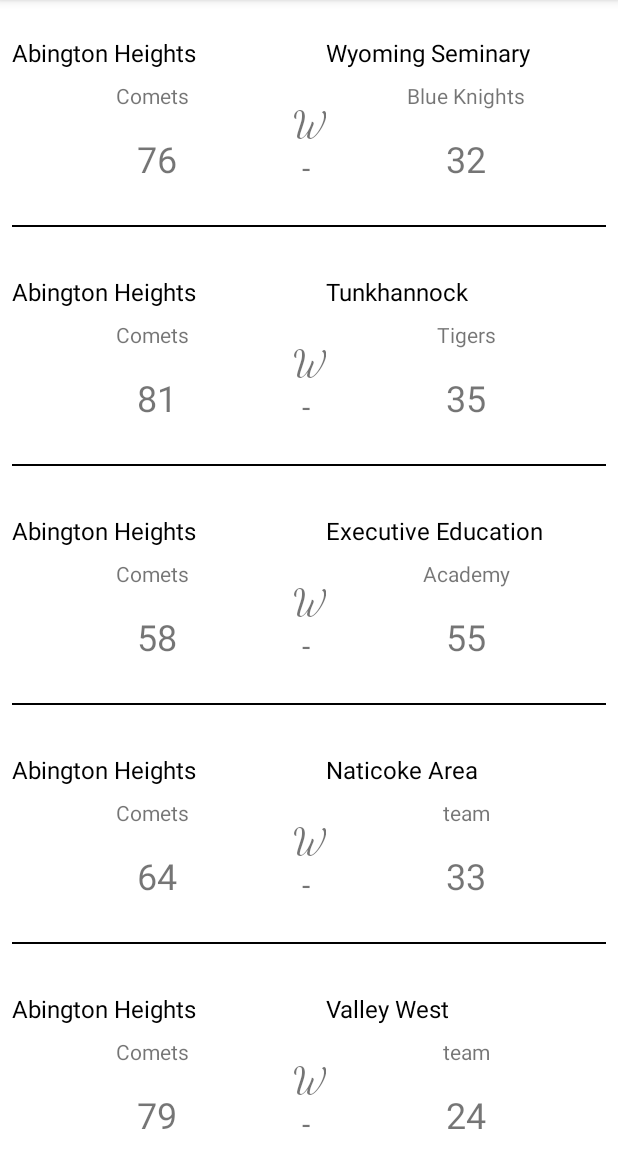
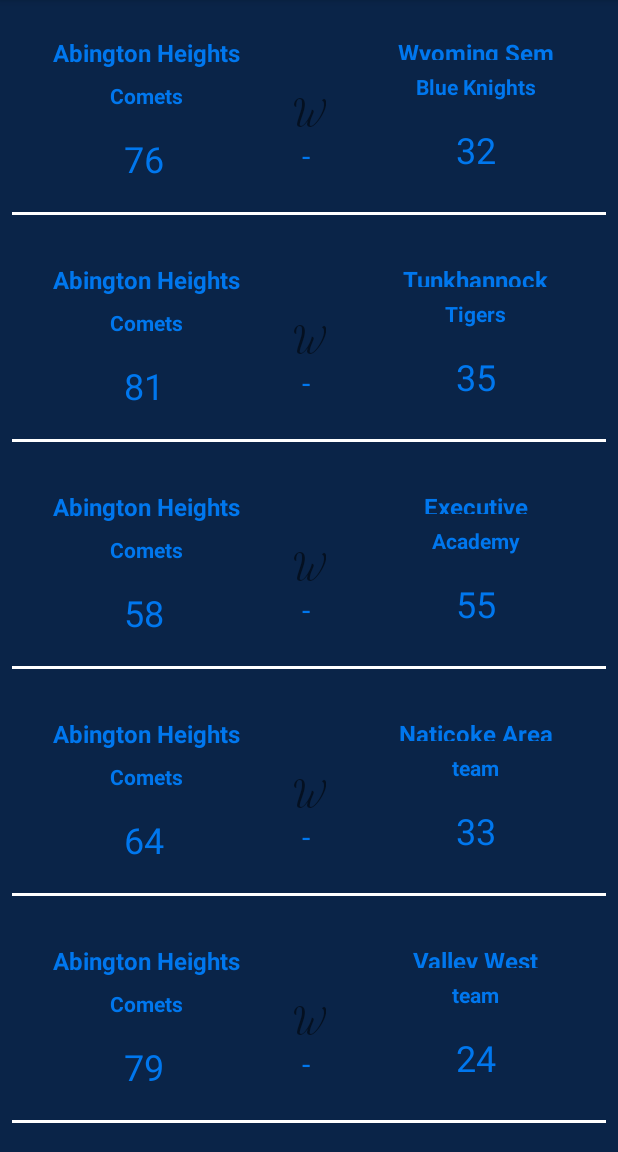
Before and after one commit to LincolnAnd/FinalProject, an Android app: the ScheduleFragment screen opened through its navigation route, on a phone screen of 412 x 824 dp, the part 84-1236 px from its top. Run offline under Robolectric (Android 15) with nearby library versions, the phone set to English and light mode, and no system bars; Roboto replaces fonts that are not available here; 1 statement that could not run was skipped.

Commit message:
Testing commit menu Themes data class ui lot data schedule color

```diff
--- a/app/src/main/java/com/example/finalproject/ScheduleFragment.kt
+++ b/app/src/main/java/com/example/finalproject/ScheduleFragment.kt
@@ -16,7 +16,7 @@ class ScheduleFragment : Fragment() {
         savedInstanceState: Bundle?
     ): View? {
         _binding = FragmentScheduleBinding.inflate(inflater, container, false)
-        val games=listOf(Game("Wyoming Seminary","Blue Knights",76,32,"12/06/22")
+        val games=listOf(Game("Wyoming Sem","Blue Knights",76,32,"12/06/22")
         ,Game("Tunkhannock","Tigers",81,35,"12/08/22")
         ,Game("Executive Education","Academy",58,55,"12/10/22")
         ,Game("Naticoke Area","team",64,33,"12/14/22"),
@@ -42,7 +42,7 @@ class ScheduleFragment : Fragment() {
         ,Game("North Pocono","Trojans",47,24,"02/24/23")
         ,Game("West Scranton","Invaders",60,38,"03/03/23")
         ,Game("Murrell Dobbins","team",67,56,"03/11/23")
-        ,Game("Pocono Mountain W","team",61,56,"03/15/23"),
+        ,Game("Pocono Mtn. W","team",61,56,"03/15/23"),
         Game("Imhotep","team",38,65,"03/17/23"))
 val myAdapter=GameAdapter(games)
         binding.recyclerView.adapter=myAdapter
--- a/app/src/main/java/com/example/finalproject/ScheduleViewHolder.kt
+++ b/app/src/main/java/com/example/finalproject/ScheduleViewHolder.kt
@@ -12,8 +12,11 @@ class ScheduleViewHolder(val binding: ScheduleItemLayoutBinding) :
     fun bindGame(game: Game) {
         currentGame = game
         var result: String = "W"
+        binding.WinOrLoss.setTextColor(@color/red)
+
         if (currentGame.AbingtonScore < currentGame.OpponentScore) {
             result = "L"
+            binding.WinOrLoss.setTextColor(@color/red)
         }
         binding.WinOrLoss.text = result
         binding.AHscore.text = currentGame.AbingtonScore.toString()
@@ -22,5 +25,6 @@ class ScheduleViewHolder(val binding: ScheduleItemLayoutBinding) :
         binding.otherName.text = currentGame.opponentName
         binding.AHname.text="Abington Heights"
 
+
     }
 }
--- a/app/src/main/res/layout/schedule_item_layout.xml
+++ b/app/src/main/res/layout/schedule_item_layout.xml
@@ -4,41 +4,48 @@
     xmlns:tools="http://schemas.android.com/tools"
     android:layout_width="match_parent"
     android:layout_height="wrap_content"
-    android:padding="8dp">
+    android:padding="8dp"
+    android:background="@color/darkBlue">
 
     <TextView
         android:id="@+id/AHname"
-        android:layout_width="0dp"
+        android:layout_width="wrap_content"
         android:layout_height="wrap_content"
         android:layout_marginTop="16dp"
         android:fontFamily="@font/andada"
-        android:textColor="#FF000000"
+        android:textColor="@color/LightBlue"
         android:textSize="16sp"
+        android:textStyle="bold"
 
-        app:layout_constraintEnd_toStartOf="@+id/WinOrLoss"
+        app:layout_constraintEnd_toEndOf="parent"
+        app:layout_constraintHorizontal_bias="0.10"
         app:layout_constraintStart_toStartOf="parent"
         app:layout_constraintTop_toTopOf="parent"
         tools:text="Abington Heights" />
 
     <TextView
         android:id="@+id/otherTeam"
-        android:layout_width="0dp"
-        android:layout_height="wrap_content"
+        android:layout_width="119dp"
+        android:layout_height="16dp"
         android:layout_marginTop="16dp"
-        android:layout_marginEnd="24dp"
         android:fontFamily="@font/andada"
-        android:textColor="#FF000000"
+        android:textColor="@color/LightBlue"
+        android:textStyle="bold"
+
         android:textSize="16sp"
+        android:textAlignment="center"
+
         app:layout_constraintEnd_toEndOf="parent"
-        app:layout_constraintStart_toEndOf="@+id/WinOrLoss"
+        app:layout_constraintHorizontal_bias="0.90"
+        app:layout_constraintStart_toStartOf="parent"
         app:layout_constraintTop_toTopOf="parent"
         tools:text="Opposing school" />
 
     <TextView
         android:id="@+id/textView"
         android:layout_width="match_parent"
-        android:layout_height="1dp"
-        android:background="#000000"
+        android:layout_height="2dp"
+        android:background="#FFFFFF"
         app:layout_constraintBottom_toBottomOf="parent"
         app:layout_constraintEnd_toEndOf="parent"
         app:layout_constraintStart_toStartOf="parent" />
@@ -51,8 +58,11 @@
         android:fontFamily="@font/andada"
         android:text="Comets"
         android:textSize="14sp"
-        app:layout_constraintEnd_toStartOf="@+id/WinOrLoss"
-        app:layout_constraintStart_toStartOf="parent"
+        android:textColor="@color/LightBlue"
+        android:textStyle="bold"
+
+        app:layout_constraintEnd_toEndOf="@+id/AHname"
+        app:layout_constraintStart_toStartOf="@+id/AHname"
         app:layout_constraintTop_toBottomOf="@+id/AHname" />
 
     <TextView
@@ -62,16 +72,21 @@
         android:layout_marginTop="8dp"
         android:fontFamily="@font/andada"
         android:text="Team name"
+        android:textColor="@color/LightBlue"
+        android:textStyle="bold"
+
+        android:textAlignment="center"
+
         android:textSize="14sp"
-        app:layout_constraintEnd_toEndOf="parent"
-        app:layout_constraintStart_toEndOf="@+id/WinOrLoss"
+        app:layout_constraintEnd_toEndOf="@+id/otherTeam"
+        app:layout_constraintStart_toStartOf="@+id/otherTeam"
         app:layout_constraintTop_toBottomOf="@+id/otherTeam" />
 
     <TextView
         android:id="@+id/WinOrLoss"
         android:layout_width="wrap_content"
         android:layout_height="wrap_content"
-        android:layout_marginTop="60dp"
+        android:layout_marginTop="52dp"
         android:fontFamily="cursive"
         android:text="W"
         android:textSize="24sp"
@@ -87,8 +102,11 @@
         android:fontFamily="@font/baloo_bhai"
         android:text="TextView"
         android:textSize="24sp"
-        app:layout_constraintEnd_toStartOf="@+id/dash"
-        app:layout_constraintStart_toStartOf="parent"
+        android:textColor="@color/LightBlue"
+
+        app:layout_constraintEnd_toEndOf="@+id/AHname"
+        app:layout_constraintHorizontal_bias="0.15"
+        app:layout_constraintStart_toStartOf="@+id/Comets"
         app:layout_constraintTop_toBottomOf="@+id/Comets" />
 
     <TextView
@@ -98,9 +116,12 @@
         android:layout_marginTop="16dp"
         android:fontFamily="@font/baloo_bhai"
         android:text="TextView"
+        android:textAlignment="center"
+        android:textColor="@color/LightBlue"
+
         android:textSize="24sp"
-        app:layout_constraintEnd_toEndOf="parent"
-        app:layout_constraintStart_toEndOf="@+id/WinOrLoss"
+        app:layout_constraintEnd_toEndOf="@+id/otherName"
+        app:layout_constraintStart_toStartOf="@+id/otherName"
         app:layout_constraintTop_toBottomOf="@+id/otherName" />
 
     <TextView
@@ -109,6 +130,8 @@
         android:layout_height="53dp"
         android:fontFamily="@font/baloo_bhai"
         android:text="-"
+        android:textColor="@color/LightBlue"
+
         android:textSize="20sp"
         app:layout_constraintBottom_toBottomOf="parent"
         app:layout_constraintEnd_toEndOf="parent"
--- a/app/src/main/res/values/colors.xml
+++ b/app/src/main/res/values/colors.xml
@@ -10,5 +10,8 @@
     <color name="darkBlue">#0A2448</color>
     <color name="YaleBlue">#113E7E</color>
     <color name="LightBlue">#0077EE</color>
+    <color name="red"> #ff0006</color>
+    <color name="green"> #33cc5a</color>
+
 
 </resources>
```
